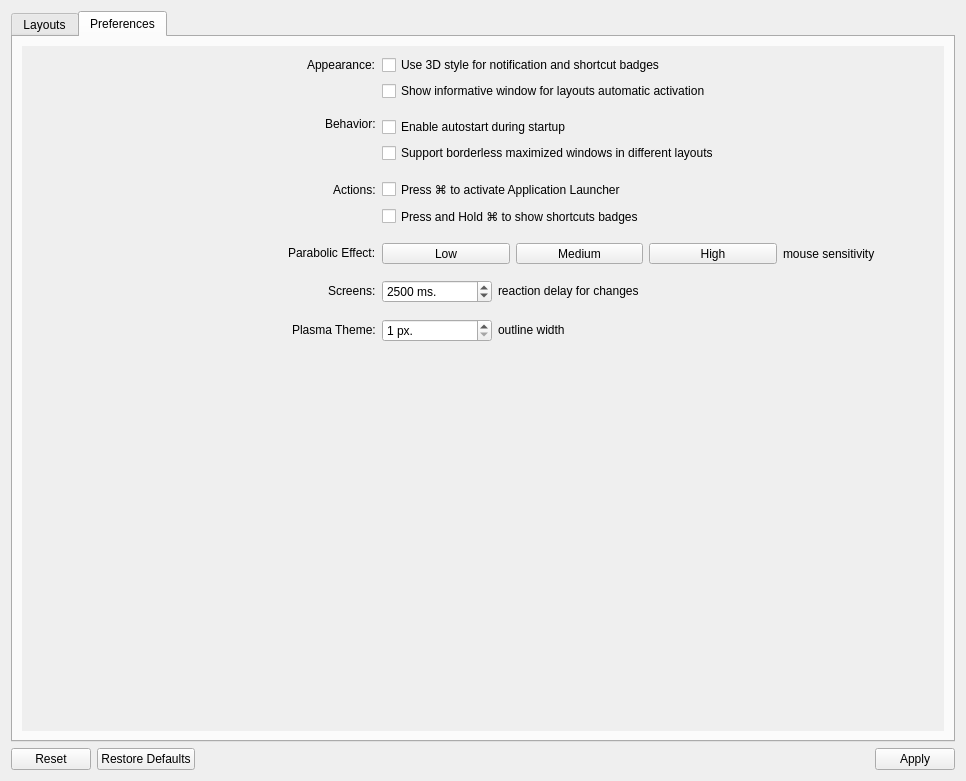
Before: the Qt Designer form app/settings/dialogs/settingsdialog.ui in KDE/latte-dock, drawn with Qt 5.
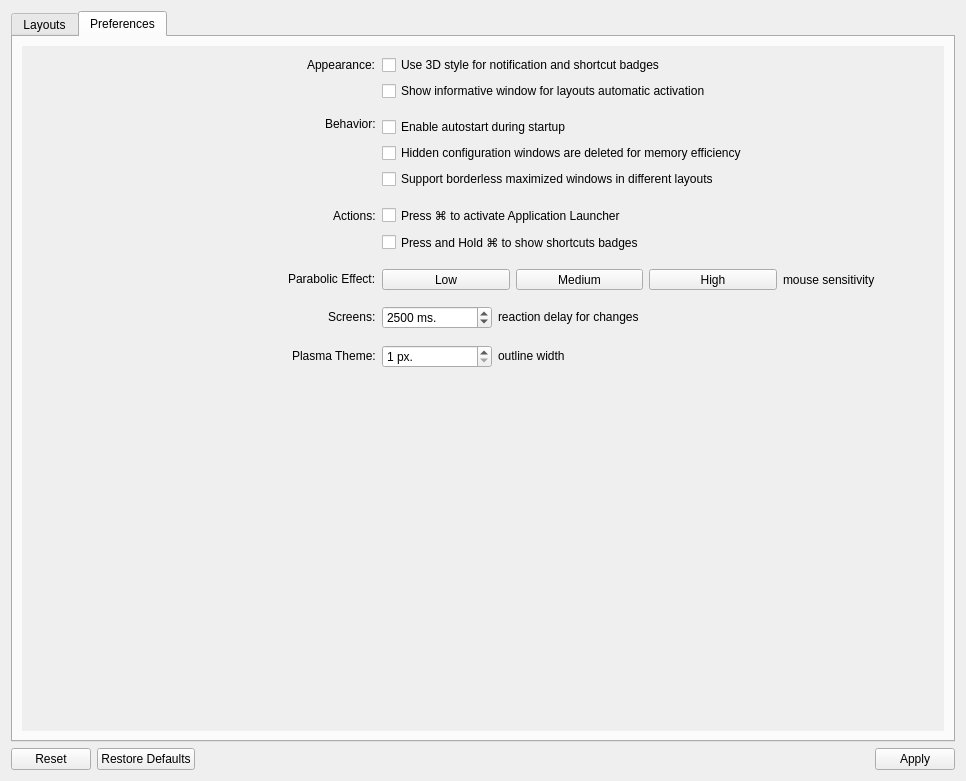
After: the same form once the commit is applied. The open tabs and pages were chosen to show the change. Icons and pictures are not drawn. Custom widgets are drawn as their Qt base class.

Commit message:
user option for hiddenConfigWindowsAreDeleted
--when hidden configuration windows are deleted memory
consumption is improved and provides much lower values
--when hidden configuration windows are not deleted
memory consumption increases but their responsiveness
for hiding/showing is instantly

```diff
--- a/app/settings/dialogs/settingsdialog.ui
+++ b/app/settings/dialogs/settingsdialog.ui
@@ -505,7 +505,7 @@
             <x>0</x>
             <y>0</y>
             <width>931</width>
-            <height>375</height>
+            <height>402</height>
            </rect>
           </property>
           <property name="sizePolicy">
@@ -517,142 +517,7 @@
           <layout class="QVBoxLayout" name="verticalLayout_4">
            <item>
             <layout class="QGridLayout" name="preferencesGridLayout" columnstretch="5,8">
-             <item row="15" column="1">
-              <layout class="QHBoxLayout" name="plasmaThemeRowLayout">
-               <item>
-                <widget class="QSpinBox" name="outlineSpinBox">
-                 <property name="sizePolicy">
-                  <sizepolicy hsizetype="MinimumExpanding" vsizetype="Fixed">
-                   <horstretch>0</horstretch>
-                   <verstretch>0</verstretch>
-                  </sizepolicy>
-                 </property>
-                 <property name="minimumSize">
-                  <size>
-                   <width>70</width>
-                   <height>0</height>
-                  </size>
-                 </property>
-                 <property name="maximumSize">
-                  <size>
-                   <width>110</width>
-                   <height>16777215</height>
-                  </size>
-                 </property>
-                 <property name="toolTip">
-                  <string>Outline width used from background to draw its borders</string>
-                 </property>
-                 <property name="suffix">
-                  <string> px.</string>
-                 </property>
-                 <property name="minimum">
-                  <number>1</number>
-                 </property>
-                 <property name="maximum">
-                  <number>20</number>
-                 </property>
-                </widget>
-               </item>
-               <item>
-                <widget class="QLabel" name="outlineLbl">
-                 <property name="enabled">
-                  <bool>true</bool>
-                 </property>
-                 <property name="sizePolicy">
-                  <sizepolicy hsizetype="Minimum" vsizetype="Fixed">
-                   <horstretch>0</horstretch>
-                   <verstretch>0</verstretch>
-                  </sizepolicy>
-                 </property>
-                 <property name="toolTip">
-                  <string>Outline width used from background to draw its borders</string>
-                 </property>
-                 <property name="text">
-                  <string>outline width </string>
-                 </property>
-                </widget>
-               </item>
-               <item>
-                <spacer name="horizontalSpacer_16">
-                 <property name="orientation">
-                  <enum>Qt::Horizontal</enum>
-                 </property>
-                 <property name="sizeType">
-                  <enum>QSizePolicy::Expanding</enum>
-                 </property>
-                 <property name="sizeHint" stdset="0">
-                  <size>
-                   <width>20</width>
-                   <height>20</height>
-                  </size>
-                 </property>
-                </spacer>
-               </item>
-              </layout>
-             </item>
-             <item row="5" column="1">
-              <widget class="QCheckBox" name="noBordersForMaximizedChkBox">
-               <property name="toolTip">
-                <string>Activate support for borderless maximized windows between different layouts</string>
-               </property>
-               <property name="text">
-                <string>Support borderless maximized windows in different layouts</string>
-               </property>
-              </widget>
-             </item>
-             <item row="8" column="1">
-              <widget class="QCheckBox" name="metaPressChkBox">
-               <property name="toolTip">
-                <string>Forward ⌘ press from KWin to Latte in order to activate Application Launcher. It is suggested to disable that option if you remove Latte.</string>
-               </property>
-               <property name="text">
-                <string>Press ⌘ to activate Application Launcher</string>
-               </property>
-              </widget>
-             </item>
-             <item row="14" column="1">
-              <spacer name="verticalSpacer_11">
-               <property name="orientation">
-                <enum>Qt::Vertical</enum>
-               </property>
-               <property name="sizeType">
-                <enum>QSizePolicy::Fixed</enum>
-               </property>
-               <property name="sizeHint" stdset="0">
-                <size>
-                 <width>20</width>
-                 <height>10</height>
-                </size>
-               </property>
-              </spacer>
-             </item>
-             <item row="4" column="1">
-              <widget class="QCheckBox" name="autostartChkBox">
-               <property name="toolTip">
-                <string>Start the application automatically after each relogin</string>
-               </property>
-               <property name="text">
-                <string>Enable autostart during startup</string>
-               </property>
-              </widget>
-             </item>
-             <item row="3" column="1">
-              <spacer name="verticalSpacer_6">
-               <property name="orientation">
-                <enum>Qt::Vertical</enum>
-               </property>
-               <property name="sizeType">
-                <enum>QSizePolicy::Fixed</enum>
-               </property>
-               <property name="sizeHint" stdset="0">
-                <size>
-                 <width>20</width>
-                 <height>10</height>
-                </size>
-               </property>
-              </spacer>
-             </item>
-             <item row="9" column="1">
+             <item row="10" column="1">
               <widget class="QCheckBox" name="metaPressHoldChkBox">
                <property name="toolTip">
                 <string>Press and hold ⌘ to show shortcuts badges for applets and tasks</string>
@@ -662,8 +527,107 @@
                </property>
               </widget>
              </item>
-             <item row="12" column="1">
-              <spacer name="verticalSpacer_9">
+             <item row="12" column="0">
+              <layout class="QHBoxLayout" name="parabolicHeaderRowLayout">
+               <item>
+                <spacer name="horizontalSpacer_7">
+                 <property name="orientation">
+                  <enum>Qt::Horizontal</enum>
+                 </property>
+                 <property name="sizeHint" stdset="0">
+                  <size>
+                   <width>40</width>
+                   <height>20</height>
+                  </size>
+                 </property>
+                </spacer>
+               </item>
+               <item>
+                <widget class="QLabel" name="parabolicEffectLbl">
+                 <property name="sizePolicy">
+                  <sizepolicy hsizetype="Minimum" vsizetype="Fixed">
+                   <horstretch>0</horstretch>
+                   <verstretch>0</verstretch>
+                  </sizepolicy>
+                 </property>
+                 <property name="text">
+                  <string>Parabolic Effect:</string>
+                 </property>
+                 <property name="alignment">
+                  <set>Qt::AlignLeading|Qt::AlignLeft|Qt::AlignVCenter</set>
+                 </property>
+                </widget>
+               </item>
+              </layout>
+             </item>
+             <item row="16" column="0">
+              <layout class="QHBoxLayout" name="plasmaThemeHeaderRowLayout">
+               <item>
+                <spacer name="horizontalSpacer_10">
+                 <property name="orientation">
+                  <enum>Qt::Horizontal</enum>
+                 </property>
+                 <property name="sizeHint" stdset="0">
+                  <size>
+                   <width>40</width>
+                   <height>20</height>
+                  </size>
+                 </property>
+                </spacer>
+               </item>
+               <item>
+                <widget class="QLabel" name="plasmaLbl">
+                 <property name="sizePolicy">
+                  <sizepolicy hsizetype="Minimum" vsizetype="Fixed">
+                   <horstretch>0</horstretch>
+                   <verstretch>0</verstretch>
+                  </sizepolicy>
+                 </property>
+                 <property name="text">
+                  <string>Plasma Theme:</string>
+                 </property>
+                 <property name="alignment">
+                  <set>Qt::AlignLeading|Qt::AlignLeft|Qt::AlignVCenter</set>
+                 </property>
+                </widget>
+               </item>
+              </layout>
+             </item>
+             <item row="4" column="0">
+              <layout class="QHBoxLayout" name="behaviorHeaderRowLayout">
+               <item>
+                <spacer name="horizontalSpacer_5">
+                 <property name="orientation">
+                  <enum>Qt::Horizontal</enum>
+                 </property>
+                 <property name="sizeHint" stdset="0">
+                  <size>
+                   <width>40</width>
+                   <height>20</height>
+                  </size>
+                 </property>
+                </spacer>
+               </item>
+               <item>
+                <widget class="QLabel" name="behaviorLbl">
+                 <property name="sizePolicy">
+                  <sizepolicy hsizetype="Preferred" vsizetype="Preferred">
+                   <horstretch>0</horstretch>
+                   <verstretch>0</verstretch>
+                  </sizepolicy>
+                 </property>
+                 <property name="text">
+                  <string>Behavior:</string>
+                 </property>
+                 <property name="alignment">
+                  <set>Qt::AlignLeading|Qt::AlignLeft|Qt::AlignTop</set>
+                 </property>
+                </widget>
+               </item>
+              </layout>
+             </item>
+             <item row="8" column="1">
+              <spacer name="verticalSpacer_7">
                <property name="orientation">
                 <enum>Qt::Vertical</enum>
                </property>
@@ -678,7 +642,7 @@
                </property>
               </spacer>
              </item>
-             <item row="13" column="1">
+             <item row="14" column="1">
               <layout class="QHBoxLayout" name="screenDelayRowLayout">
                <item>
                 <widget class="QSpinBox" name="screenTrackerSpinBox">
@@ -762,56 +726,112 @@
                </item>
               </layout>
              </item>
-             <item row="2" column="1">
-              <widget class="QCheckBox" name="infoWindowChkBox">
-               <property name="toolTip">
-                <string>Provide visual feedback when layouts are activated automatically</string>
-               </property>
-               <property name="text">
-                <string>Show informative window for layouts automatic activation</string>
-               </property>
-              </widget>
-             </item>
-             <item row="7" column="1">
-              <spacer name="verticalSpacer_7">
-               <property name="orientation">
-                <enum>Qt::Vertical</enum>
-               </property>
-               <property name="sizeType">
-                <enum>QSizePolicy::Fixed</enum>
-               </property>
-               <property name="sizeHint" stdset="0">
-                <size>
-                 <width>20</width>
-                 <height>10</height>
-                </size>
-               </property>
-              </spacer>
-             </item>
-             <item row="10" column="1">
-              <spacer name="verticalSpacer_8">
-               <property name="orientation">
-                <enum>Qt::Vertical</enum>
-               </property>
-               <property name="sizeType">
-                <enum>QSizePolicy::Fixed</enum>
-               </property>
-               <property name="sizeHint" stdset="0">
-                <size>
-                 <width>20</width>
-                 <height>10</height>
-                </size>
-               </property>
-              </spacer>
-             </item>
-             <item row="0" column="1">
-              <widget class="QCheckBox" name="badges3DStyleChkBox">
-               <property name="text">
-                <string>Use 3D style for notification and shortcut badges</string>
-               </property>
-              </widget>
-             </item>
              <item row="11" column="1">
+              <spacer name="verticalSpacer_8">
+               <property name="orientation">
+                <enum>Qt::Vertical</enum>
+               </property>
+               <property name="sizeType">
+                <enum>QSizePolicy::Fixed</enum>
+               </property>
+               <property name="sizeHint" stdset="0">
+                <size>
+                 <width>20</width>
+                 <height>10</height>
+                </size>
+               </property>
+              </spacer>
+             </item>
+             <item row="16" column="1">
+              <layout class="QHBoxLayout" name="plasmaThemeRowLayout">
+               <item>
+                <widget class="QSpinBox" name="outlineSpinBox">
+                 <property name="sizePolicy">
+                  <sizepolicy hsizetype="MinimumExpanding" vsizetype="Fixed">
+                   <horstretch>0</horstretch>
+                   <verstretch>0</verstretch>
+                  </sizepolicy>
+                 </property>
+                 <property name="minimumSize">
+                  <size>
+                   <width>70</width>
+                   <height>0</height>
+                  </size>
+                 </property>
+                 <property name="maximumSize">
+                  <size>
+                   <width>110</width>
+                   <height>16777215</height>
+                  </size>
+                 </property>
+                 <property name="toolTip">
+                  <string>Outline width used from background to draw its borders</string>
+                 </property>
+                 <property name="suffix">
+                  <string> px.</string>
+                 </property>
+                 <property name="minimum">
+                  <number>1</number>
+                 </property>
+                 <property name="maximum">
+                  <number>20</number>
+                 </property>
+                </widget>
+               </item>
+               <item>
+                <widget class="QLabel" name="outlineLbl">
+                 <property name="enabled">
+                  <bool>true</bool>
+                 </property>
+                 <property name="sizePolicy">
+                  <sizepolicy hsizetype="Minimum" vsizetype="Fixed">
+                   <horstretch>0</horstretch>
+                   <verstretch>0</verstretch>
+                  </sizepolicy>
+                 </property>
+                 <property name="toolTip">
+                  <string>Outline width used from background to draw its borders</string>
+                 </property>
+                 <property name="text">
+                  <string>outline width </string>
+                 </property>
+                </widget>
+               </item>
+               <item>
+                <spacer name="horizontalSpacer_16">
+                 <property name="orientation">
+                  <enum>Qt::Horizontal</enum>
+                 </property>
+                 <property name="sizeType">
+                  <enum>QSizePolicy::Expanding</enum>
+                 </property>
+                 <property name="sizeHint" stdset="0">
+                  <size>
+                   <width>20</width>
+                   <height>20</height>
+                  </size>
+                 </property>
+                </spacer>
+               </item>
+              </layout>
+             </item>
+             <item row="3" column="1">
+              <spacer name="verticalSpacer_6">
+               <property name="orientation">
+                <enum>Qt::Vertical</enum>
+               </property>
+               <property name="sizeType">
+                <enum>QSizePolicy::Fixed</enum>
+               </property>
+               <property name="sizeHint" stdset="0">
+                <size>
+                 <width>20</width>
+                 <height>10</height>
+                </size>
+               </property>
+              </spacer>
+             </item>
+             <item row="12" column="1">
               <layout class="QHBoxLayout" name="mouseSensitivityRowLayout">
                <item>
                 <widget class="QToolButton" name="lowSensitivityBtn">
@@ -895,6 +915,49 @@
                </item>
               </layout>
              </item>
+             <item row="14" column="0">
+              <layout class="QHBoxLayout" name="screensHeaderRowLayout">
+               <item>
+                <spacer name="horizontalSpacer_8">
+                 <property name="orientation">
+                  <enum>Qt::Horizontal</enum>
+                 </property>
+                 <property name="sizeHint" stdset="0">
+                  <size>
+                   <width>40</width>
+                   <height>20</height>
+                  </size>
+                 </property>
+                </spacer>
+               </item>
+               <item>
+                <widget class="QLabel" name="screensLbl">
+                 <property name="sizePolicy">
+                  <sizepolicy hsizetype="Minimum" vsizetype="Fixed">
+                   <horstretch>0</horstretch>
+                   <verstretch>0</verstretch>
+                  </sizepolicy>
+                 </property>
+                 <property name="text">
+                  <string>Screens:</string>
+                 </property>
+                 <property name="alignment">
+                  <set>Qt::AlignLeading|Qt::AlignLeft|Qt::AlignVCenter</set>
+                 </property>
+                </widget>
+               </item>
+              </layout>
+             </item>
+             <item row="2" column="1">
+              <widget class="QCheckBox" name="infoWindowChkBox">
+               <property name="toolTip">
+                <string>Provide visual feedback when layouts are activated automatically</string>
+               </property>
+               <property name="text">
+                <string>Show informative window for layouts automatic activation</string>
+               </property>
+              </widget>
+             </item>
              <item row="0" column="0">
               <layout class="QHBoxLayout" name="apperanceHeaderRowLayout">
                <item>
@@ -922,40 +985,30 @@
                </item>
               </layout>
              </item>
-             <item row="4" column="0">
-              <layout class="QHBoxLayout" name="behaviorHeaderRowLayout">
-               <item>
-                <spacer name="horizontalSpacer_5">
-                 <property name="orientation">
-                  <enum>Qt::Horizontal</enum>
-                 </property>
-                 <property name="sizeHint" stdset="0">
-                  <size>
-                   <width>40</width>
-                   <height>20</height>
-                  </size>
-                 </property>
-                </spacer>
-               </item>
-               <item>
-                <widget class="QLabel" name="behaviorLbl">
-                 <property name="sizePolicy">
-                  <sizepolicy hsizetype="Preferred" vsizetype="Preferred">
-                   <horstretch>0</horstretch>
-                   <verstretch>0</verstretch>
-                  </sizepolicy>
-                 </property>
-                 <property name="text">
-                  <string>Behavior:</string>
-                 </property>
-                 <property name="alignment">
-                  <set>Qt::AlignLeading|Qt::AlignLeft|Qt::AlignTop</set>
-                 </property>
-                </widget>
-               </item>
-              </layout>
+             <item row="15" column="1">
+              <spacer name="verticalSpacer_11">
+               <property name="orientation">
+                <enum>Qt::Vertical</enum>
+               </property>
+               <property name="sizeType">
+                <enum>QSizePolicy::Fixed</enum>
+               </property>
+               <property name="sizeHint" stdset="0">
+                <size>
+                 <width>20</width>
+                 <height>10</height>
+                </size>
+               </property>
+              </spacer>
              </item>
-             <item row="8" column="0">
+             <item row="0" column="1">
+              <widget class="QCheckBox" name="badges3DStyleChkBox">
+               <property name="text">
+                <string>Use 3D style for notification and shortcut badges</string>
+               </property>
+              </widget>
+             </item>
+             <item row="9" column="0">
               <layout class="QHBoxLayout" name="actionsHeaderRowLayout">
                <item>
                 <spacer name="horizontalSpacer_6">
@@ -982,104 +1035,61 @@
                </item>
               </layout>
              </item>
-             <item row="11" column="0">
-              <layout class="QHBoxLayout" name="parabolicHeaderRowLayout">
-               <item>
-                <spacer name="horizontalSpacer_7">
-                 <property name="orientation">
-                  <enum>Qt::Horizontal</enum>
-                 </property>
-                 <property name="sizeHint" stdset="0">
-                  <size>
-                   <width>40</width>
-                   <height>20</height>
-                  </size>
-                 </property>
-                </spacer>
-               </item>
-               <item>
-                <widget class="QLabel" name="parabolicEffectLbl">
-                 <property name="sizePolicy">
-                  <sizepolicy hsizetype="Minimum" vsizetype="Fixed">
-                   <horstretch>0</horstretch>
-                   <verstretch>0</verstretch>
-                  </sizepolicy>
-                 </property>
-                 <property name="text">
-                  <string>Parabolic Effect:</string>
-                 </property>
-                 <property name="alignment">
-                  <set>Qt::AlignLeading|Qt::AlignLeft|Qt::AlignVCenter</set>
-                 </property>
-                </widget>
-               </item>
-              </layout>
+             <item row="13" column="1">
+              <spacer name="verticalSpacer_9">
+               <property name="orientation">
+                <enum>Qt::Vertical</enum>
+               </property>
+               <property name="sizeType">
+                <enum>QSizePolicy::Fixed</enum>
+               </property>
+               <property name="sizeHint" stdset="0">
+                <size>
+                 <width>20</width>
+                 <height>10</height>
+                </size>
+               </property>
+              </spacer>
              </item>
-             <item row="13" column="0">
-              <layout class="QHBoxLayout" name="screensHeaderRowLayout">
-               <item>
-                <spacer name="horizontalSpacer_8">
-                 <property name="orientation">
-                  <enum>Qt::Horizontal</enum>
-                 </property>
-                 <property name="sizeHint" stdset="0">
-                  <size>
-                   <width>40</width>
-                   <height>20</height>
-                  </size>
-                 </property>
-                </spacer>
-               </item>
-               <item>
-                <widget class="QLabel" name="screensLbl">
-                 <property name="sizePolicy">
-                  <sizepolicy hsizetype="Minimum" vsizetype="Fixed">
-                   <horstretch>0</horstretch>
-                   <verstretch>0</verstretch>
-                  </sizepolicy>
-                 </property>
-                 <property name="text">
-                  <string>Screens:</string>
-                 </property>
-                 <property name="alignment">
-                  <set>Qt::AlignLeading|Qt::AlignLeft|Qt::AlignVCenter</set>
-                 </property>
-                </widget>
-               </item>
-              </layout>
+             <item row="6" column="1">
+              <widget class="QCheckBox" name="noBordersForMaximizedChkBox">
+               <property name="toolTip">
+                <string>Activate support for borderless maximized windows between different layouts</string>
+               </property>
+               <property name="text">
+                <string>Support borderless maximized windows in different layouts</string>
+               </property>
+              </widget>
              </item>
-             <item row="15" column="0">
-              <layout class="QHBoxLayout" name="plasmaThemeHeaderRowLayout">
-               <item>
-                <spacer name="horizontalSpacer_10">
-                 <property name="orientation">
-                  <enum>Qt::Horizontal</enum>
-                 </property>
-                 <property name="sizeHint" stdset="0">
-                  <size>
-                   <width>40</width>
-                   <height>20</height>
-                  </size>
-                 </property>
-                </spacer>
-               </item>
-               <item>
-                <widget class="QLabel" name="plasmaLbl">
-                 <property name="sizePolicy">
-                  <sizepolicy hsizetype="Minimum" vsizetype="Fixed">
-                   <horstretch>0</horstretch>
-                   <verstretch>0</verstretch>
-                  </sizepolicy>
-                 </property>
-                 <property name="text">
-                  <string>Plasma Theme:</string>
-                 </property>
-                 <property name="alignment">
-                  <set>Qt::AlignLeading|Qt::AlignLeft|Qt::AlignVCenter</set>
-                 </property>
-                </widget>
-               </item>
-              </layout>
+             <item row="4" column="1">
+              <widget class="QCheckBox" name="autostartChkBox">
+               <property name="toolTip">
+                <string>Start the application automatically after each relogin</string>
+               </property>
+               <property name="text">
+                <string>Enable autostart during startup</string>
+               </property>
+              </widget>
+             </item>
+             <item row="9" column="1">
+              <widget class="QCheckBox" name="metaPressChkBox">
+               <property name="toolTip">
+                <string>Forward ⌘ press from KWin to Latte in order to activate Application Launcher. It is suggested to disable that option if you remove Latte.</string>
+               </property>
+               <property name="text">
+                <string>Press ⌘ to activate Application Launcher</string>
+               </property>
+              </widget>
+             </item>
+             <item row="5" column="1">
+              <widget class="QCheckBox" name="hiddenConfigsAreDeletedChk">
+               <property name="toolTip">
+                <string>Memory consumption is deleted when hidden configuration windows are deleted. On the other hand if you disable that option the configuration windows responsiveness during showing and hiding is flawlessly.</string>
+               </property>
+               <property name="text">
+                <string>Hidden configuration windows are deleted for memory efficiency</string>
+               </property>
+              </widget>
              </item>
             </layout>
            </item>
```
Left out of the diff: 2 changed lines with no effect on the pictures. The commit also changes 9 other files.
